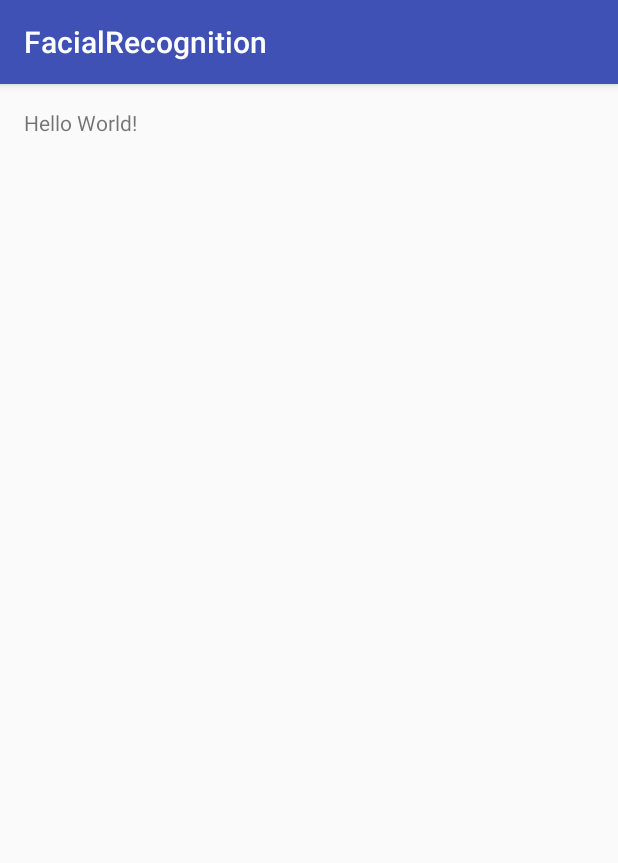
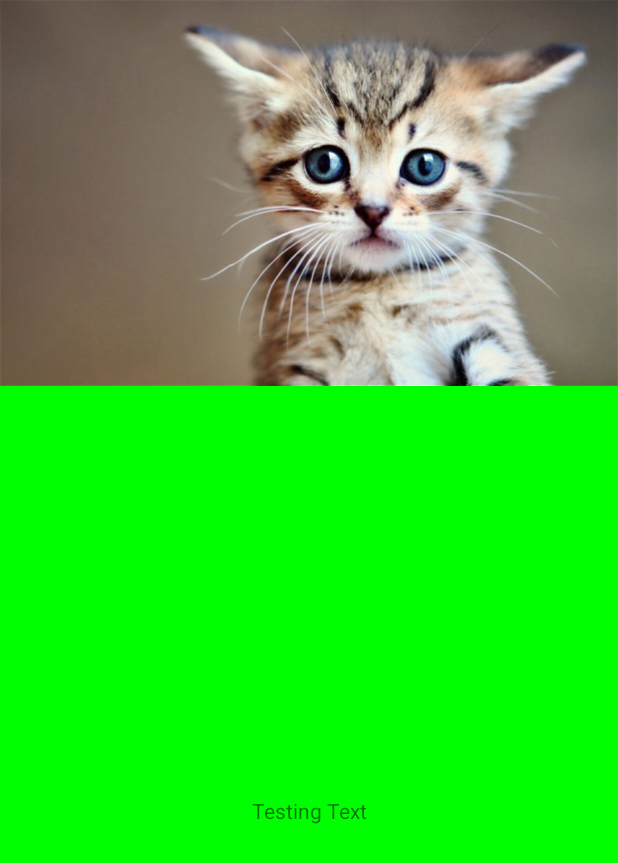
Before and after one commit to klaus41/FacialRecognition, an Android app: the screen it shows after launch (MainActivity), on a phone screen of 412 x 824 dp. Shown: the top 863 px of the screen. Run offline under Robolectric (Android 15) with nearby library versions, the phone set to English and light mode, and no system bars.

Commit message:
first commit

```diff
--- a/app/src/main/java/com/example/klaus/facialrecognition/MainActivity.java
+++ b/app/src/main/java/com/example/klaus/facialrecognition/MainActivity.java
@@ -1,13 +1,18 @@
 package com.example.klaus.facialrecognition;
 
-import android.support.v7.app.AppCompatActivity;
+import android.app.Activity;
 import android.os.Bundle;
+import android.widget.ImageView;
 
-public class MainActivity extends AppCompatActivity {
+public class MainActivity extends Activity {
+    private ImageView myImageView;
 
     @Override
     protected void onCreate(Bundle savedInstanceState) {
         super.onCreate(savedInstanceState);
         setContentView(R.layout.activity_main);
+
+        myImageView = (ImageView) findViewById(R.id.imageView);
+        myImageView.setImageResource(R.drawable.cat);
     }
 }
--- a/app/src/main/res/layout/activity_main.xml
+++ b/app/src/main/res/layout/activity_main.xml
@@ -1,16 +1,42 @@
 <?xml version="1.0" encoding="utf-8"?>
-<RelativeLayout xmlns:android="http://schemas.android.com/apk/res/android"
+<LinearLayout xmlns:android="http://schemas.android.com/apk/res/android"
     xmlns:tools="http://schemas.android.com/tools"
+    tools:context="com.example.klaus.facialrecognition.MainActivity"
+    android:orientation="vertical"
     android:layout_width="match_parent"
-    android:layout_height="match_parent"
-    android:paddingBottom="@dimen/activity_vertical_margin"
-    android:paddingLeft="@dimen/activity_horizontal_margin"
-    android:paddingRight="@dimen/activity_horizontal_margin"
-    android:paddingTop="@dimen/activity_vertical_margin"
-    tools:context="com.example.klaus.facialrecognition.MainActivity">
+    android:layout_height="match_parent">
 
-    <TextView
-        android:layout_width="wrap_content"
+    <LinearLayout
+        android:layout_width="match_parent"
         android:layout_height="wrap_content"
-        android:text="Hello World!" />
-</RelativeLayout>
+        android:orientation="horizontal"
+        android:layout_weight="0"
+        android:background="@color/red">
+
+        <ImageView
+            android:layout_width="match_parent"
+            android:layout_height="wrap_content"
+            android:adjustViewBounds="true"
+            android:id="@+id/imageView"
+            android:gravity="center_vertical"/>
+
+    </LinearLayout>
+
+    <LinearLayout
+        android:layout_width="match_parent"
+        android:layout_height="wrap_content"
+        android:orientation="horizontal"
+        android:layout_weight="1"
+        android:background="@color/blue">
+
+        <TextView
+            android:layout_width="match_parent"
+            android:layout_height="match_parent"
+            android:text="Testing Text"
+            android:id="@+id/textView"
+            android:gravity="center"
+            android:background="@color/green"/>
+
+    </LinearLayout>
+
+</LinearLayout>
--- a/app/src/main/res/values/colors.xml
+++ b/app/src/main/res/values/colors.xml
@@ -3,4 +3,7 @@
     <color name="colorPrimary">#3F51B5</color>
     <color name="colorPrimaryDark">#303F9F</color>
     <color name="colorAccent">#FF4081</color>
+    <color name="red">#ff0000</color>
+    <color name="blue">#0000ff</color>
+    <color name="green">#00ff00</color>
 </resources>
--- a/app/src/main/res/values/strings.xml
+++ b/app/src/main/res/values/strings.xml
@@ -1,3 +1,3 @@
 <resources>
-    <string name="app_name">FacialRecognition</string>
+    <string name="app_name">Facial Recognition</string>
 </resources>
```
Also changed, not shown: app/src/main/res/drawable/cat.jpg (added).
